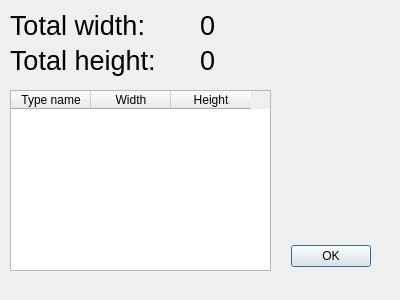
This is resultDialog.ui in MrChrisFix/Floorplan-Optimizer as Qt 5 draws it before an edit. The edited form follows.
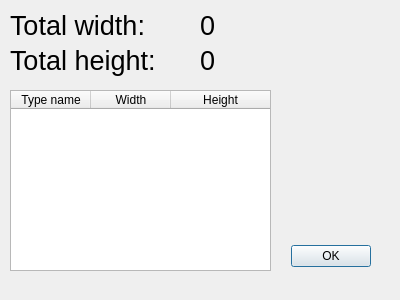
This is the edited form.

Commit message: Fixed result table dimensions

Patch:
```diff
--- a/resultDialog.ui
+++ b/resultDialog.ui
@@ -123,7 +123,7 @@
     <bool>false</bool>
    </attribute>
    <attribute name="horizontalHeaderMinimumSectionSize">
-    <number>80</number>
+    <number>50</number>
    </attribute>
    <attribute name="horizontalHeaderDefaultSectionSize">
     <number>80</number>
@@ -132,7 +132,7 @@
     <bool>false</bool>
    </attribute>
    <attribute name="horizontalHeaderStretchLastSection">
-    <bool>false</bool>
+    <bool>true</bool>
    </attribute>
    <column>
     <property name="text">
```
The commit also changes 1 other file.
